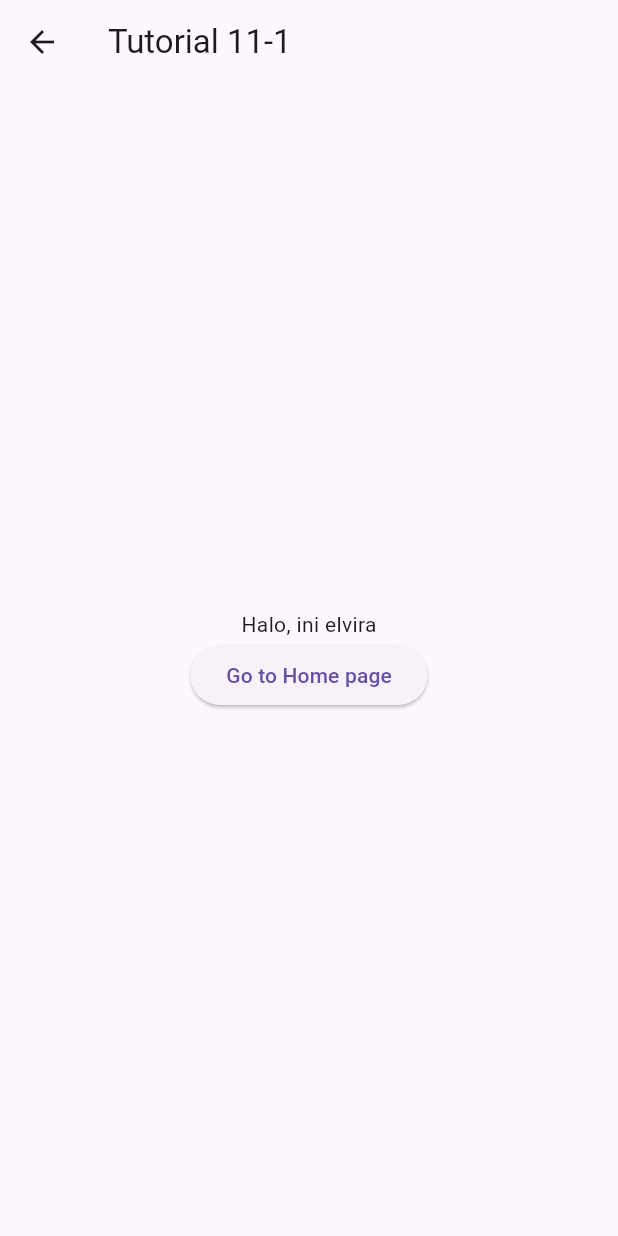
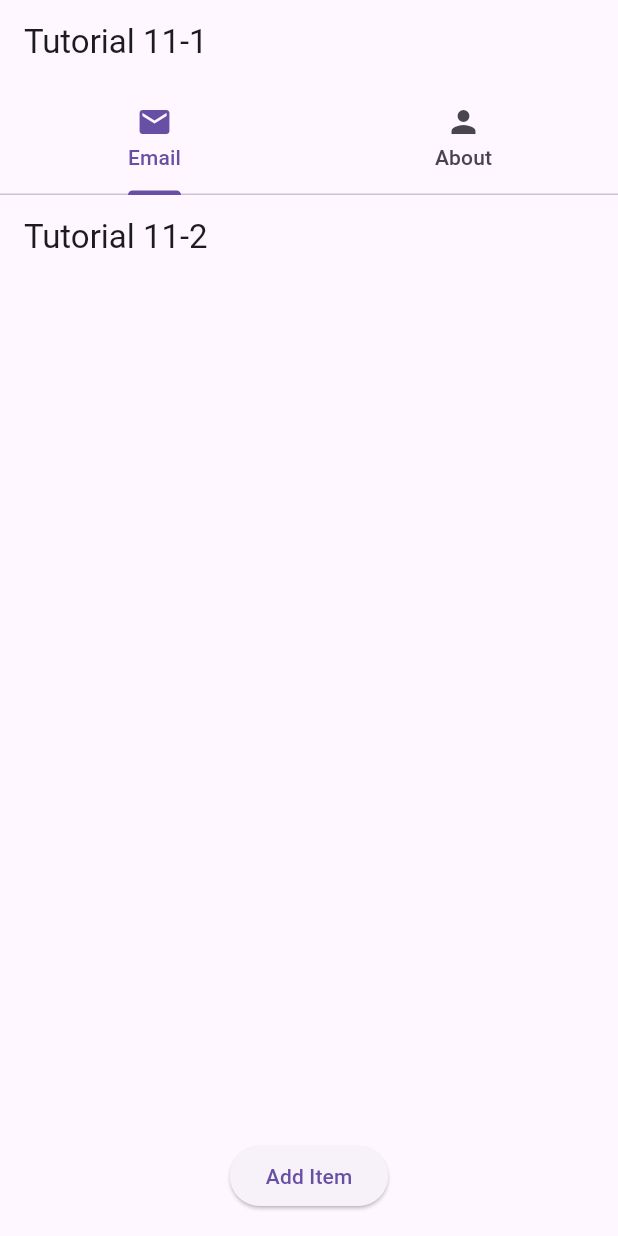
Before and after one commit to elvirawlndr/layout10, a Flutter app: the Tutorial11_1Page screen opened directly, on a phone screen of 412 x 824 dp. Run offline on Flutter 3.47's test engine with Material 3 defaults, Android fonts, the phone set to English and light mode, and no system bars.

Commit message:
update layout and add tutorial 11.2

```diff
--- a/lib/tutorial11_1.dart
+++ b/lib/tutorial11_1.dart
@@ -1,20 +1,32 @@
 import 'package:flutter/material.dart';
+import 'tutorial11_2.dart';
 
 class Tutorial11_1Page extends StatelessWidget {
   const Tutorial11_1Page({super.key});
 
   @override
   Widget build(BuildContext context) {
-    return Scaffold(
+    return DefaultTabController(
+      length: 2,
+      child: Scaffold(
         appBar: AppBar(
           title: const Text('Tutorial 11-1'),
+          automaticallyImplyLeading: false,
+          bottom: const TabBar(
+            tabs: [
+              Tab(icon: Icon(Icons.email), text: 'Email'),
+              Tab(icon: Icon(Icons.person), text: 'About'),
+            ],
           ),
-      body: Center(
-        child:
-        Column(
+        ),
+        body: TabBarView(
+          children: [
+            const Tutorial11_2Page(),
+            Center(
+              child: Column(
                 mainAxisAlignment: MainAxisAlignment.center,
                 children: [
-          const Text('Halo, ini elvira'),
+                  const Text('Halo, ini elvira', style: TextStyle(fontSize: 24)),
                   ElevatedButton(
                     onPressed: (){
                       Navigator.pop(context);
@@ -24,6 +36,9 @@ class Tutorial11_1Page extends StatelessWidget {
                 ],
               ),
             ),
+          ],
+        ),
+      ),
     );
   }
 }
--- /dev/null
+++ b/lib/tutorial11_2.dart
@@ -0,0 +1,80 @@
+import 'package:flutter/material.dart';
+
+class Tutorial11_2Page extends StatefulWidget {
+  const Tutorial11_2Page({super.key});
+
+  @override
+  _Tutorial11_2PageState createState() => _Tutorial11_2PageState();
+}
+
+class _Tutorial11_2PageState extends State<Tutorial11_2Page> {
+  final List<String> _items = [];
+
+  void _addItem(String item) {
+    setState(() {
+      _items.add(item);
+    });
+  }
+
+  void _showAddItemDialog() {
+    final TextEditingController textFieldController = TextEditingController();
+    showDialog(
+      context: context,
+      builder: (context) {
+        return AlertDialog(
+          title: const Text('Add a new item'),
+          content: TextField(
+            controller: textFieldController,
+            decoration: const InputDecoration(hintText: "Enter item"),
+          ),
+          actions: [
+            TextButton(
+              onPressed: () {
+                Navigator.pop(context);
+              },
+              child: const Text('Cancel'),
+            ),
+            ElevatedButton(
+              onPressed: () {
+                _addItem(textFieldController.text);
+                Navigator.pop(context);
+              },
+              child: const Text('Add'),
+            ),
+          ],
+        );
+      },
+    );
+  }
+
+  @override
+  Widget build(BuildContext context) {
+    return Scaffold(
+      appBar: AppBar(
+        title: const Text('Tutorial 11-2'),
+        automaticallyImplyLeading: false,
+      ),
+      body: Column(
+        children: [
+          Expanded(
+            child: ListView.builder(
+              itemCount: _items.length,
+              itemBuilder: (context, index) {
+                return ListTile(
+                  title: Text(_items[index]),
+                );
+              },
+            ),
+          ),
+          Padding(
+            padding: const EdgeInsets.all(16.0),
+            child: ElevatedButton(
+              onPressed: _showAddItemDialog,
+              child: const Text('Add Item'),
+            ),
+          ),
+        ],
+      ),
+    );
+  }
+}
```
Lines whose indentation alone changed are shown as unchanged.
